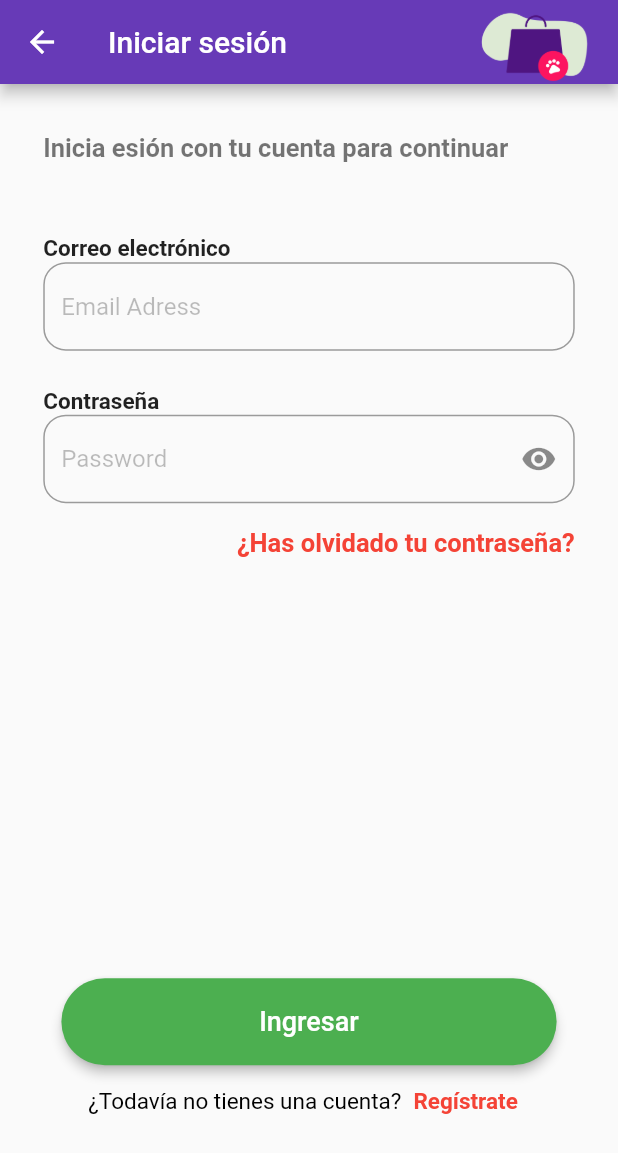
After one commit to ozel-byte/Proyecto-Desarrollo-Movil, a Flutter app: the LoginEmail screen opened by its route, on a phone screen of 412 x 824 dp. The commit adds this screen. Shown: the top 1153 px of the screen. Run offline on Flutter 3.47's test engine with Material 2 defaults, Android fonts, the phone set to English and light mode, and no system bars; our stand-ins replace firebase_core, firebase_database; accounts and stored records are empty.

Commit message:
Vista incia sesión creada

```diff
--- a/lib/src/pages/login.dart
+++ b/lib/src/pages/login.dart
@@ -150,9 +150,12 @@ class _LoginState extends State<Login> {
               SizedBox(
                 width: 10,
               ),
-              Text(
-                "Iniciar sesion",
-                style: TextStyle(color: Colors.red),
+              GestureDetector(
+                child: Text(
+                  "Iniciar sesion",
+                  style: TextStyle(color: Colors.red),
+                ),
+                onTap: () => Navigator.pushNamed(context, "loginEmail"),
               )
             ],
           ),
--- /dev/null
+++ b/lib/src/pages/login_email.dart
@@ -0,0 +1,155 @@
+import 'package:flutter/material.dart';
+
+class LoginEmail extends StatefulWidget {
+  LoginEmail({Key? key}) : super(key: key);
+
+  @override
+  State<LoginEmail> createState() => _LoginEmailState();
+}
+
+class _LoginEmailState extends State<LoginEmail> {
+  final GlobalKey<FormState> _formKey = GlobalKey();
+  var height, width, size;
+
+  @override
+  Widget build(BuildContext context) {
+    size = MediaQuery.of(context).size;
+    height = MediaQuery.of(context).size.height;
+    width = MediaQuery.of(context).size.width;
+
+    return Scaffold(
+      appBar: AppBar(
+        title: titulo(),
+        backgroundColor: Colors.deepPurple
+      ),
+      body: SingleChildScrollView(child: formulario()),
+    );
+  }
+
+  Widget titulo() {
+    return Row(
+      mainAxisAlignment: MainAxisAlignment.spaceBetween,
+      children: [const Text('Iniciar sesión'), logo()],
+    );
+  }
+
+  Widget logo() {
+    return Image.asset(
+      'assets/B5.png',
+      fit: BoxFit.contain,
+      height: height / 15,
+    );
+  }
+
+  Widget formulario() {
+    return Padding(
+      padding: EdgeInsets.only(
+          left: width * 0.07,
+          top: height * 0.04,
+          right: width * 0.07,
+          bottom: height * 0.01),
+      child: form(),
+    );
+  }
+
+  Widget form() {
+    return Form(
+      key: _formKey,
+      child: Column(
+        children: [
+          etiquetaTexto("Inicia esión con tu cuenta para continuar", 17.0,
+              FontWeight.bold, Colors.black54, 1),
+          SizedBox(
+            height: height * 0.058,
+          ),
+          etiquetInput("Correo electrónico"),
+          campoInput('Email Adress', 2  ),
+          SizedBox(
+            height: height * 0.03,
+          ),
+          etiquetInput("Contraseña"),
+          campoInput('Password', 1),
+          SizedBox( height: height *0.02,),
+          etiquetaTexto("¿Has olvidado tu contraseña?", 17.0,
+            FontWeight.bold, Colors.red, 2
+          ),
+          SizedBox(height: height * 0.34),
+          btnIngresar(),
+          Row(
+            mainAxisAlignment: MainAxisAlignment.center,
+            children: [
+              etiquetaTexto("¿Todavía no tienes una cuenta?", 15.0, FontWeight.normal,
+                Colors.black, 1
+              ),
+              TextButton(
+                onPressed: () {
+                  Navigator.pushNamed(context, 'signup');
+                },
+                child: etiquetaTexto(
+                    "Regístrate", 15.0, FontWeight.bold, Colors.red, 1
+                  )
+              ),
+            ],
+          )
+        ],
+      ),
+    );
+  }
+
+  Widget etiquetaTexto(texto, fontSize, fontWeight, colors, posicion) {
+    return Row(
+      mainAxisAlignment: posicion == 1 ? MainAxisAlignment.start : MainAxisAlignment.end,
+      children: [
+        Text(
+          texto,
+          style: TextStyle(
+              fontWeight: fontWeight, fontSize: fontSize, color: colors),
+        )
+      ],
+    );
+  }
+
+  Widget etiquetInput(texto) {
+    return Row(
+      mainAxisAlignment: MainAxisAlignment.start,
+      children: [
+        Text(
+          texto,
+          style: TextStyle(fontWeight: FontWeight.bold, fontSize: 15),
+        )
+      ],
+    );
+  }
+
+  Widget campoInput(texto, bandera) {
+    return TextFormField(
+      decoration: InputDecoration(
+          suffixIcon: bandera == 1 ? Icon(Icons.remove_red_eye) : SizedBox(),
+          hintText: texto,
+          hintStyle: TextStyle(color: Colors.black26),
+          border: OutlineInputBorder(borderRadius: BorderRadius.all(Radius.circular(15.0))),
+          errorBorder: OutlineInputBorder(
+              borderSide: BorderSide(color: Colors.red, width: width * 0.015))),
+    );
+  }
+
+  Widget btnIngresar() {
+    return ElevatedButton(
+        onPressed: null,
+        style: TextButton.styleFrom(
+          padding: EdgeInsets.symmetric(
+            horizontal: width * 0.32, vertical: width * 0.045
+          ),
+          primary: Colors.white,
+          backgroundColor: Colors.green,
+          elevation: 3,
+          shape:
+              RoundedRectangleBorder(borderRadius: BorderRadius.circular(30.0)),
+        ),
+        child: Text(
+          "Ingresar",
+          style: TextStyle(fontSize: 18, color: Colors.white),
+        ));
+  }
+
+}
--- a/lib/src/routes/route.dart
+++ b/lib/src/routes/route.dart
@@ -1,5 +1,6 @@
 import 'package:flutter/material.dart';
 import 'package:proyectocorte3/src/pages/login.dart';
+import 'package:proyectocorte3/src/pages/login_email.dart';
 import 'package:proyectocorte3/src/pages/signup.dart';
 
 class RoutePage extends StatelessWidget {
@@ -10,7 +11,7 @@ class RoutePage extends StatelessWidget {
     return MaterialApp(
       title: 'Material App',
       debugShowCheckedModeBanner: false,
-      routes: {"/": (_) => Login(), "signup": (context) => signup()},
+      routes: {"/": (_) => Login(), "signup": (context) => signup(), "loginEmail":(_) => LoginEmail()},
     );
   }
 }
```
Also changed, not shown: pubspec.lock, 1 other file.
